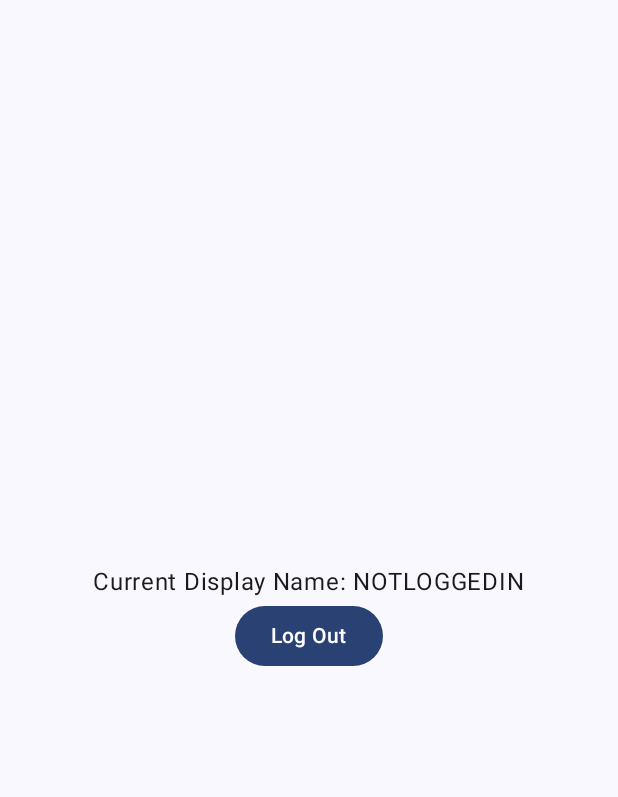
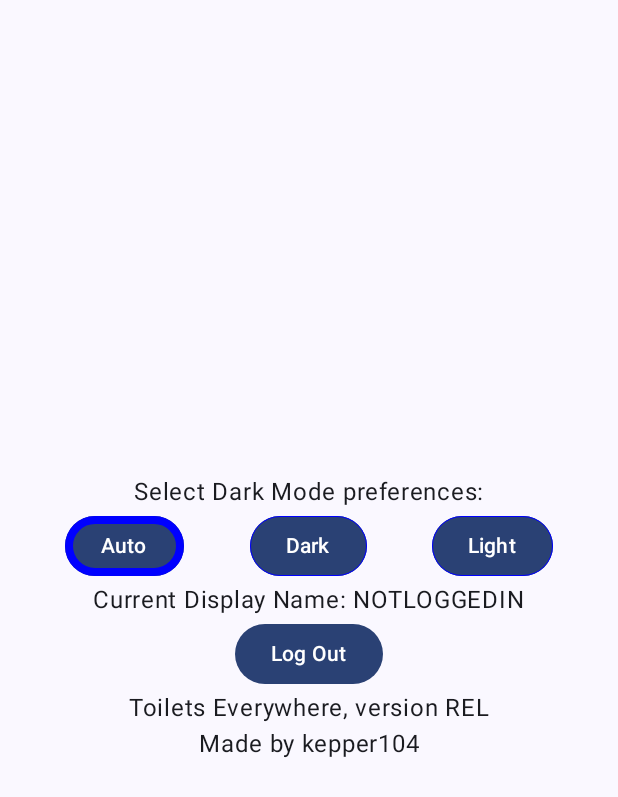
Before and after one commit to kepper104/toilet-finder-project, an Android app built with Jetpack Compose: the composable SettingsScreen shown on its own in the app's theme, on a phone screen of 412 x 824 dp. Shown: the top 797 px of the screen. Run offline under Robolectric (Android 15) with nearby library versions, the phone set to English and light mode, and no system bars; our stand-ins replace Dagger/Hilt's generated code; libraries missing offline, so code that uses them is left out: com.ramcosta.composedestinations; 2 statements that could not run were skipped.

Commit message:
Update datastore to V1 & Add Dark Mode setting
Also current version to settings

```diff
--- a/project_files/toilets-everywhere/app/src/main/java/com/kepper104/toiletseverywhere/di/AppModule.kt
+++ b/project_files/toilets-everywhere/app/src/main/java/com/kepper104/toiletseverywhere/di/AppModule.kt
@@ -54,7 +54,7 @@ object AppModule {
     fun providePreferencesDataStore(@ApplicationContext appContext: Context): DataStore<Preferences> =
         PreferenceDataStoreFactory.create(
             produceFile = {
-                appContext.preferencesDataStoreFile("auth")
+                appContext.preferencesDataStoreFile("toilets_v1")
             }
         )
 }
--- a/project_files/toilets-everywhere/app/src/main/java/com/kepper104/toiletseverywhere/domain/repository/Repository.kt
+++ b/project_files/toilets-everywhere/app/src/main/java/com/kepper104/toiletseverywhere/domain/repository/Repository.kt
@@ -4,6 +4,7 @@ import com.kepper104.toiletseverywhere.data.LoginStatus
 import com.kepper104.toiletseverywhere.domain.model.LocalUser
 import com.kepper104.toiletseverywhere.domain.model.Toilet
 import com.kepper104.toiletseverywhere.domain.model.User
+import com.kepper104.toiletseverywhere.presentation.ui.state.DarkModeStatus
 
 /**
  * TODO
@@ -12,8 +13,8 @@ import com.kepper104.toiletseverywhere.domain.model.User
 interface Repository{
 
     var currentUser: LocalUser
-
     var loginStatus: LoginStatus
+    var darkModeSetting: Int
 
     /**
      * TODO
@@ -83,4 +84,17 @@ interface Repository{
      */
     suspend fun createToilet(toilet: Toilet)
 
+    /**
+     * TODO
+     *
+     * @param newDarkModeSetting
+     */
+    suspend fun saveDarkModeDataStore(newDarkModeSetting: DarkModeStatus)
+
+    /**
+     * TODO
+     *
+     */
+    suspend fun loadDarkModeDataStore()
+
 }
--- a/project_files/toilets-everywhere/app/src/main/java/com/kepper104/toiletseverywhere/presentation/navigation/NavigationSystem.kt
+++ b/project_files/toilets-everywhere/app/src/main/java/com/kepper104/toiletseverywhere/presentation/navigation/NavigationSystem.kt
@@ -60,7 +60,7 @@ import com.ramcosta.composedestinations.utils.isRouteOnBackStack
 // TODO maybe move to utils
 val destinationToDetailScreenMapping = mapOf(CurrentDetailsScreen.MAP to BottomBarDestination.MapView, CurrentDetailsScreen.LIST to BottomBarDestination.ListView)
 
-// TODO figure out insane lagging and stuttering in map view
+// TODO figure out lagging and stuttering in map view
 /**
  * Bottom navigation bar component, contains buttons for navigating between app modules,
  * takes a [navController] to handle the navigation
--- a/project_files/toilets-everywhere/app/src/main/java/com/kepper104/toiletseverywhere/presentation/ui/screen/SettingsScreen.kt
+++ b/project_files/toilets-everywhere/app/src/main/java/com/kepper104/toiletseverywhere/presentation/ui/screen/SettingsScreen.kt
@@ -1,17 +1,24 @@
 package com.kepper104.toiletseverywhere.presentation.ui.screen
 
+import android.os.Build.VERSION
 import androidx.activity.ComponentActivity
+import androidx.compose.foundation.BorderStroke
 import androidx.compose.foundation.layout.Arrangement
 import androidx.compose.foundation.layout.Column
+import androidx.compose.foundation.layout.Row
 import androidx.compose.foundation.layout.fillMaxSize
+import androidx.compose.foundation.layout.fillMaxWidth
 import androidx.compose.material3.Button
 import androidx.compose.material3.Text
 import androidx.compose.runtime.Composable
 import androidx.compose.ui.Alignment
 import androidx.compose.ui.Modifier
+import androidx.compose.ui.graphics.Color
 import androidx.compose.ui.platform.LocalContext
+import androidx.compose.ui.unit.dp
 import androidx.hilt.navigation.compose.hiltViewModel
 import com.kepper104.toiletseverywhere.presentation.MainViewModel
+import com.kepper104.toiletseverywhere.presentation.ui.state.DarkModeStatus
 import com.ramcosta.composedestinations.annotation.Destination
 
 
@@ -38,18 +45,47 @@ fun SettingsScreen(
             horizontalAlignment = Alignment.CenterHorizontally
         ) {
 
+            Text(text = "Select Dark Mode preferences:")
+            DarkModeSelectButtons(viewModel = mainViewModel)
+
             Text(text = "Current Display Name: ${mainViewModel.loggedInUserState.currentUserName}")
-            Button(
-                onClick = {
-                    mainViewModel.logout()
-                }
-            ) {
-                Text(
-                    text = "Log Out"
-                )
-            }
 
-//            Text(text = mainViewModel.mapState.cameraPosition.position.target.toString())
+            Button(onClick = { mainViewModel.logout() }) { Text(text = "Log Out") }
+            Text(text = "Toilets Everywhere, version ${VERSION.CODENAME}")
+            Text(text = "Made by kepper104")
+
         }
     }
 }
+@Composable
+fun DarkModeSelectButtons(viewModel: MainViewModel) {
+    Row (
+        modifier = Modifier
+            .fillMaxWidth(),
+        horizontalArrangement = Arrangement.SpaceEvenly
+    ){
+
+        Button(
+            onClick = { viewModel.changeSelectedDarkModeSetting(DarkModeStatus.AUTO) },
+            border = if (viewModel.settingsState.selectedDarkModeOption == DarkModeStatus.AUTO) BorderStroke(5.dp, Color.Blue) else BorderStroke(0.dp, Color.Blue)
+        ) {
+            Text(text = "Auto")
+        }
+
+        Button(
+            onClick = { viewModel.changeSelectedDarkModeSetting(DarkModeStatus.FORCED_ON) },
+            border = if (viewModel.settingsState.selectedDarkModeOption == DarkModeStatus.FORCED_ON) BorderStroke(5.dp, Color.Blue) else BorderStroke(0.dp, Color.Blue)
+        ) {
+            Text(text = "Dark")
+        }
+
+        Button(
+            onClick = { viewModel.changeSelectedDarkModeSetting(DarkModeStatus.FORCED_OFF) },
+            border = if (viewModel.settingsState.selectedDarkModeOption == DarkModeStatus.FORCED_OFF) BorderStroke(5.dp, Color.Blue) else BorderStroke(0.dp, Color.Blue)
+        ) {
+            Text(text = "Light")
+        }
+    }
+
+
+}
--- /dev/null
+++ b/project_files/toilets-everywhere/app/src/main/java/com/kepper104/toiletseverywhere/presentation/ui/state/SettingsState.kt
@@ -0,0 +1,10 @@
+package com.kepper104.toiletseverywhere.presentation.ui.state
+
+data class SettingsState (
+    val selectedDarkModeOption: DarkModeStatus = DarkModeStatus.AUTO,
+
+)
+
+enum class DarkModeStatus{
+    AUTO, FORCED_ON, FORCED_OFF
+}
```
Also changed, not shown: project_files/toilets-everywhere/app/src/main/java/com/kepper104/toiletseverywhere/MainActivity.kt (+11 -2 lines), project_files/toilets-everywhere/app/src/main/java/com/kepper104/toiletseverywhere/domain/repository/RepositoryImplementation.kt (+94 -54 lines), project_files/toilets-everywhere/app/src/main/java/com/kepper104/toiletseverywhere/presentation/MainViewModel.kt (+36 -2 lines).
